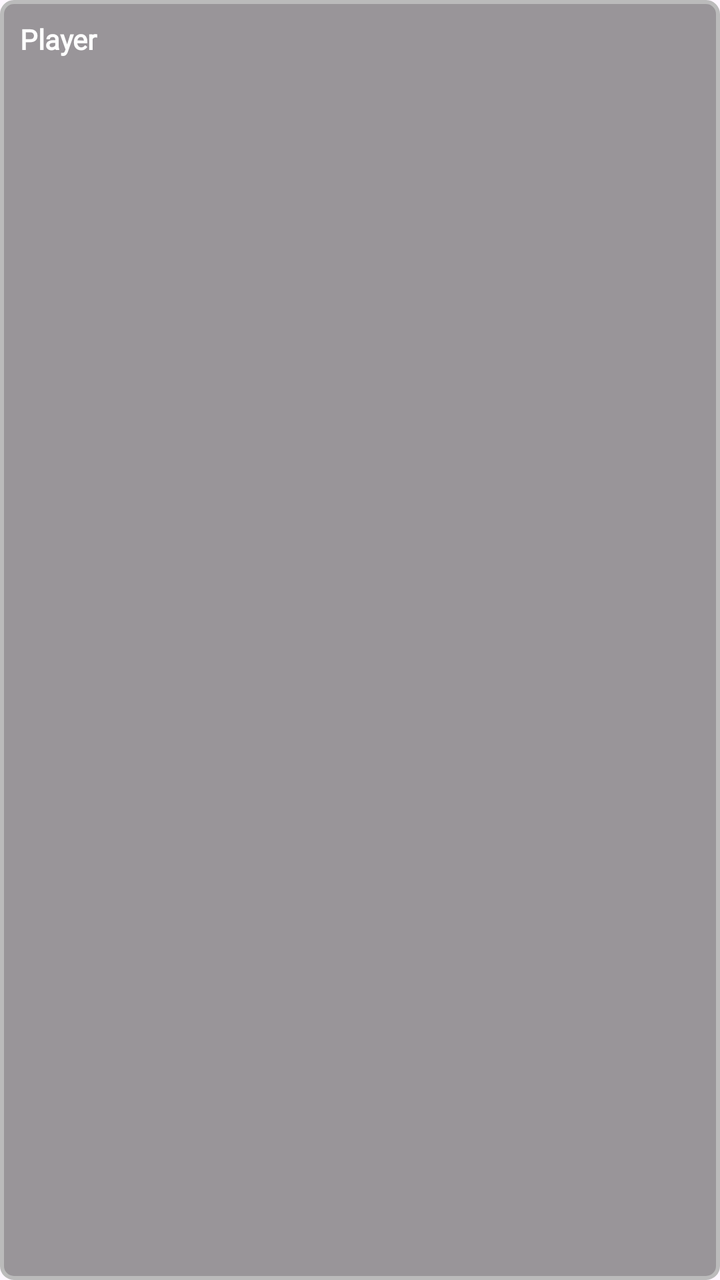
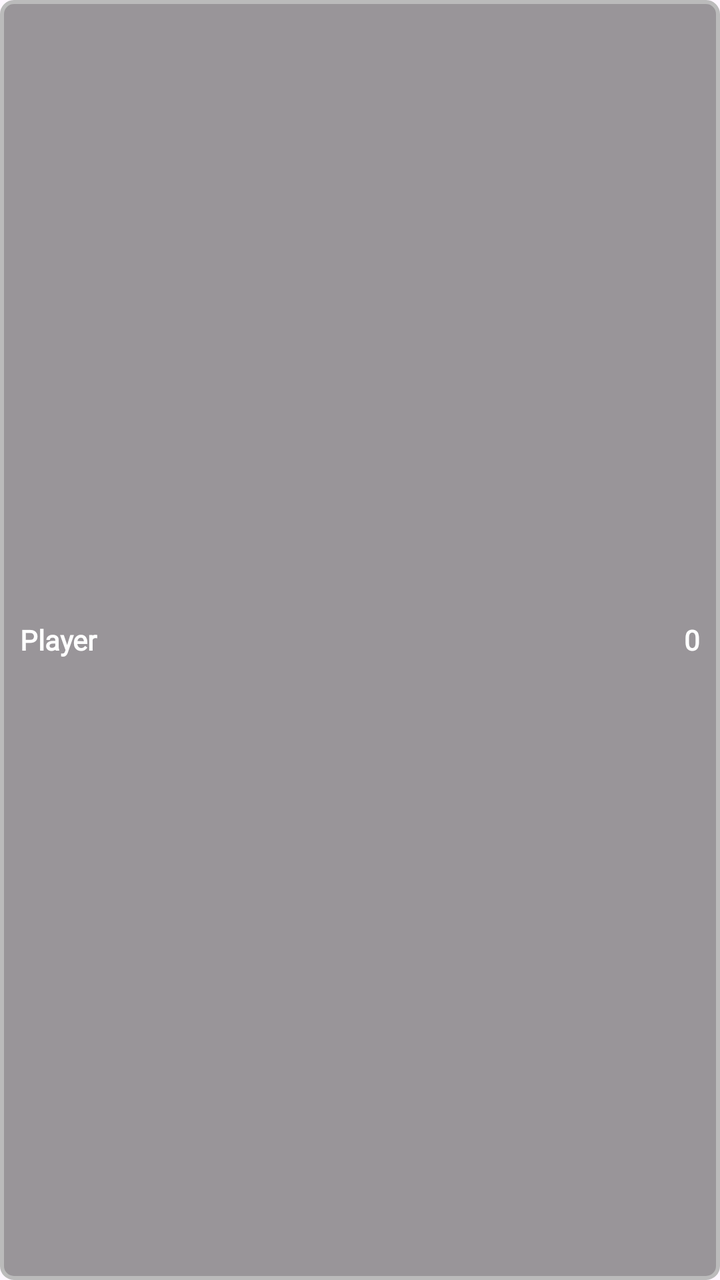

Screens rendered from an Android XML layout before and after an edit, with the pre-edit source and the edit as a unified diff.
<!-- AndroidManifest.xml: application theme Theme.Android_Proyecto -->
<!-- res/layout/item_member.xml -->
<?xml version="1.0" encoding="utf-8"?>
<LinearLayout xmlns:android="http://schemas.android.com/apk/res/android"
    android:layout_width="match_parent"
    android:layout_height="wrap_content"
    android:layout_margin="6dp"
    android:padding="10dp"
    android:background="@drawable/bg_rod_card"
    android:orientation="horizontal">

    <TextView
        android:id="@+id/tvMemberName"
        android:layout_width="wrap_content"
        android:layout_height="wrap_content"
        android:fontFamily="@font/pixel_font"
        android:text="Player"
        android:textColor="#FFFFFF"
        android:textSize="14sp"
        android:textStyle="bold" />
</LinearLayout>
<!-- resources referenced by this layout -->
<resources>
  <!-- drawable bg_rod_card (drawable) -->
  <?xml version="1.0" encoding="utf-8"?>
  <shape xmlns:android="http://schemas.android.com/apk/res/android"
      android:shape="rectangle">
  
      <solid android:color="#66000000" />
  
      <stroke
          android:width="2dp"
          android:color="#BBBBBB" />
  
      <corners android:radius="6dp" />
  
      <padding
          android:left="6dp"
          android:top="6dp"
          android:right="6dp"
          android:bottom="6dp" />
  </shape>
  <style name="Theme.Android_Proyecto" parent="Base.Theme.Android_Proyecto" />
  <style name="Base.Theme.Android_Proyecto" parent="Theme.Material3.DayNight.NoActionBar">
          
          
      </style>
</resources>

<!-- the commit's change to res/layout/item_member.xml (unified diff, before → after) -->
@@ -5,15 +5,28 @@
     android:layout_margin="6dp"
     android:padding="10dp"
     android:background="@drawable/bg_rod_card"
-    android:orientation="horizontal">
+    android:orientation="horizontal"
+    android:gravity="center_vertical">
 
     <TextView
         android:id="@+id/tvMemberName"
-        android:layout_width="wrap_content"
+        android:layout_width="0dp"
         android:layout_height="wrap_content"
+        android:layout_weight="1"
         android:fontFamily="@font/pixel_font"
         android:text="Player"
         android:textColor="#FFFFFF"
         android:textSize="14sp"
         android:textStyle="bold" />
+
+    <TextView
+        android:id="@+id/tvMemberPoints"
+        android:layout_width="wrap_content"
+        android:layout_height="wrap_content"
+        android:fontFamily="@font/pixel_font"
+        android:text="0"
+        android:textColor="#FFFFFF"
+        android:textSize="14sp"
+        android:textStyle="bold" />
+
 </LinearLayout>
